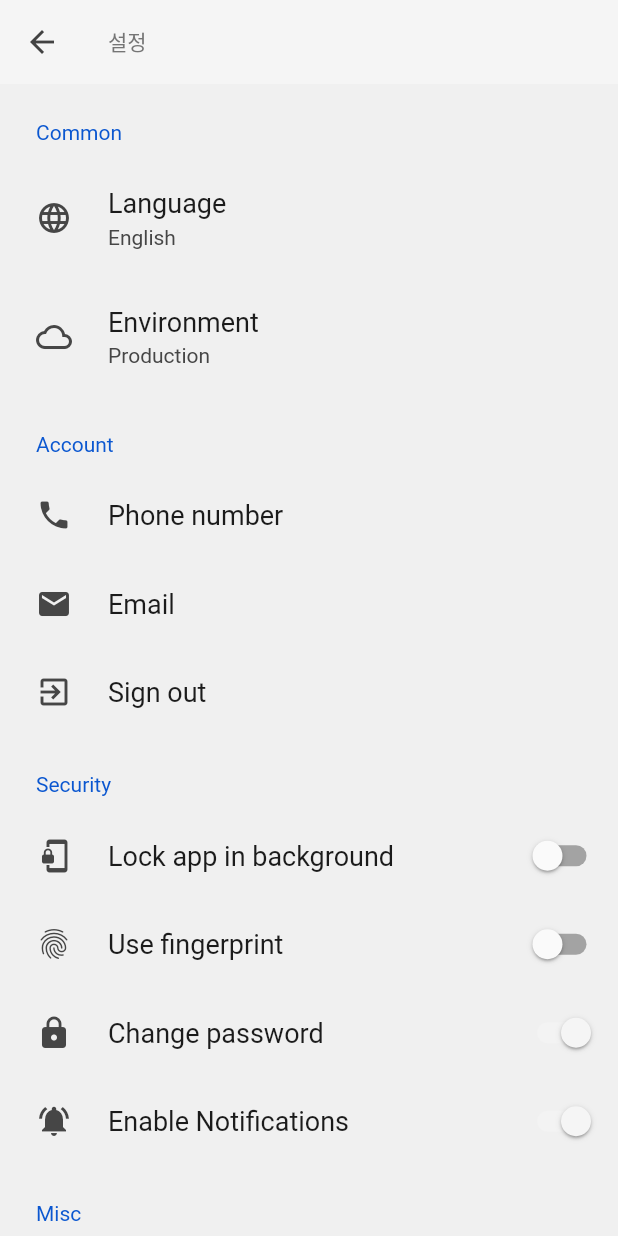
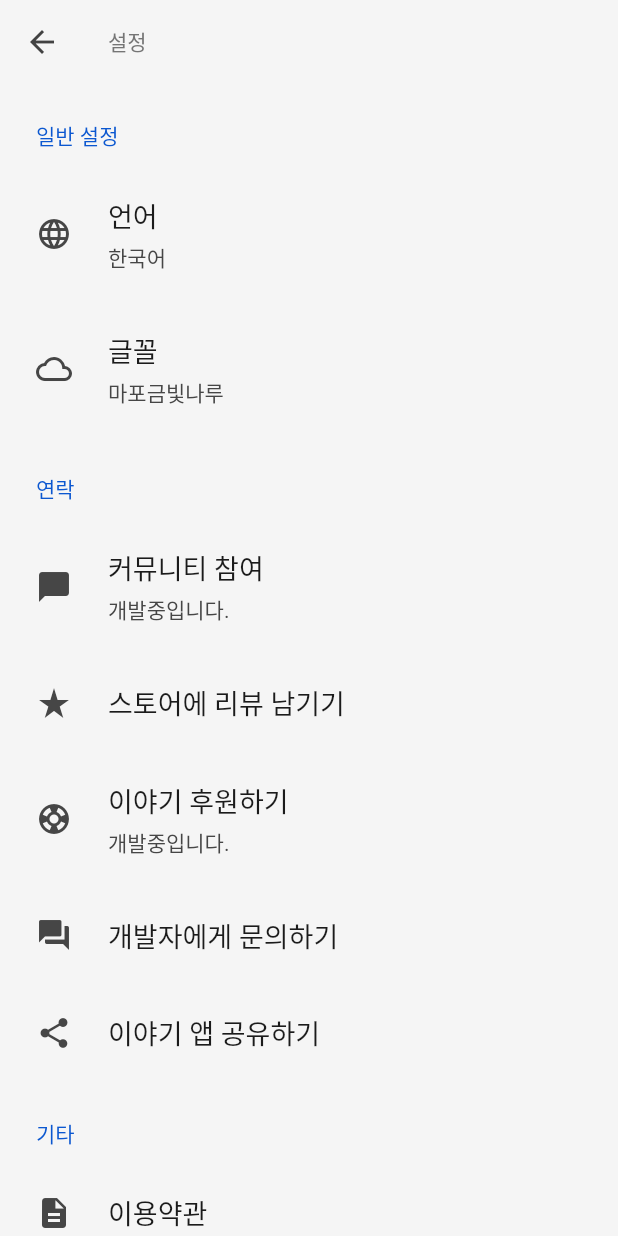
Before and after one commit to ChangJoo-Park/story_app, a Flutter app: the SettingPage screen opened directly, on a phone screen of 412 x 824 dp. Run offline on Flutter 3.47's test engine with Material 2 defaults, Android fonts, the phone set to English and light mode, and no system bars; drawn by our look-alikes of settings_ui; our stand-ins replace get; missing offline and left inert: front_matter; Roboto replaces fonts that are missing (Mapo금빛나루).

Commit message:
설정 수정 중

```diff
--- a/lib/pages/setting.dart
+++ b/lib/pages/setting.dart
@@ -1,98 +1,91 @@
 import 'package:flutter/material.dart';
+import 'package:get/get.dart';
 import 'package:settings_ui/settings_ui.dart';
 
 class SettingPage extends StatelessWidget {
+  final TextStyle settingTitleStyle = TextStyle(color: Colors.grey.shade800);
+  final TextStyle settingSectionTitleStyle =
+      TextStyle(color: Colors.grey.shade700);
   @override
   Widget build(BuildContext context) {
     return Scaffold(
       backgroundColor: Colors.grey.shade100,
       appBar: AppBar(
-        backgroundColor: Colors.grey.shade100,
         title: Text('설정'),
       ),
       body: SettingsList(
+        backgroundColor: Colors.grey.shade100,
+        shrinkWrap: true,
         sections: [
           SettingsSection(
-            title: 'Common',
+            titleTextStyle: settingSectionTitleStyle,
+            title: '일반 설정',
             tiles: [
               SettingsTile(
-                title: 'Language',
-                subtitle: 'English',
+                title: '언어',
+                subtitle: '한국어',
                 leading: Icon(Icons.language),
+                titleTextStyle: settingTitleStyle,
               ),
               SettingsTile(
-                title: 'Environment',
-                subtitle: 'Production',
+                title: '글꼴',
+                subtitle: '마포금빛나루',
                 leading: Icon(Icons.cloud_queue),
-                onTap: () => print('e'),
+                titleTextStyle: settingTitleStyle,
               ),
             ],
           ),
           SettingsSection(
-            title: 'Account',
+            title: '연락',
+            titleTextStyle: settingSectionTitleStyle,
             tiles: [
-              SettingsTile(title: 'Phone number', leading: Icon(Icons.phone)),
-              SettingsTile(title: 'Email', leading: Icon(Icons.email)),
-              SettingsTile(title: 'Sign out', leading: Icon(Icons.exit_to_app)),
-            ],
-          ),
-          SettingsSection(
-            title: 'Security',
-            tiles: [
-              SettingsTile.switchTile(
-                title: 'Lock app in background',
-                leading: Icon(Icons.phonelink_lock),
-                switchValue: false,
-                onToggle: (bool value) {},
+              SettingsTile(
+                title: '커뮤니티 참여',
+                subtitle: '개발중입니다.',
+                leading: Icon(Icons.chat_bubble),
+                titleTextStyle: settingTitleStyle,
               ),
-              SettingsTile.switchTile(
-                  title: 'Use fingerprint',
-                  leading: Icon(Icons.fingerprint),
-                  onToggle: (bool value) {},
-                  switchValue: false),
-              SettingsTile.switchTile(
-                title: 'Change password',
-                leading: Icon(Icons.lock),
-                switchValue: true,
-                onToggle: (bool value) {},
+              SettingsTile(
+                title: '스토어에 리뷰 남기기',
+                leading: Icon(Icons.star_rate),
+                titleTextStyle: settingTitleStyle,
               ),
-              SettingsTile.switchTile(
-                title: 'Enable Notifications',
-                enabled: false,
-                leading: Icon(Icons.notifications_active),
-                switchValue: true,
-                onToggle: (value) {},
+              SettingsTile(
+                title: '이야기 후원하기',
+                subtitle: '개발중입니다.',
+                leading: Icon(Icons.support),
+                titleTextStyle: settingTitleStyle,
+              ),
+              SettingsTile(
+                title: '개발자에게 문의하기',
+                leading: Icon(Icons.question_answer),
+                titleTextStyle: settingTitleStyle,
+              ),
+              SettingsTile(
+                title: '이야기 앱 공유하기',
+                leading: Icon(Icons.share),
+                titleTextStyle: settingTitleStyle,
               ),
             ],
           ),
           SettingsSection(
-            title: 'Misc',
+            title: '기타',
+            titleTextStyle: settingSectionTitleStyle,
             tiles: [
               SettingsTile(
-                  title: 'Terms of Service', leading: Icon(Icons.description)),
+                title: '이용약관',
+                leading: Icon(Icons.description),
+                titleTextStyle: settingTitleStyle,
+              ),
               SettingsTile(
-                  title: 'Open source licenses',
-                  leading: Icon(Icons.collections_bookmark)),
+                title: '오픈소스 라이선스',
+                leading: Icon(Icons.collections_bookmark),
+                titleTextStyle: settingTitleStyle,
+                onTap: () {
+                  Get.to(LicensePage());
+                },
+              ),
             ],
-          ),
-          CustomSection(
-            child: Column(
-              children: [
-                Padding(
-                  padding: const EdgeInsets.only(top: 22, bottom: 8),
-                  child: Image.asset(
-                    'assets/settings.png',
-                    height: 50,
-                    width: 50,
-                    color: Color(0xFF777777),
-                  ),
-                ),
-                Text(
-                  'Version: 2.4.0 (287)',
-                  style: TextStyle(color: Color(0xFF777777)),
-                ),
-              ],
-            ),
           ),
         ],
       ),
```
